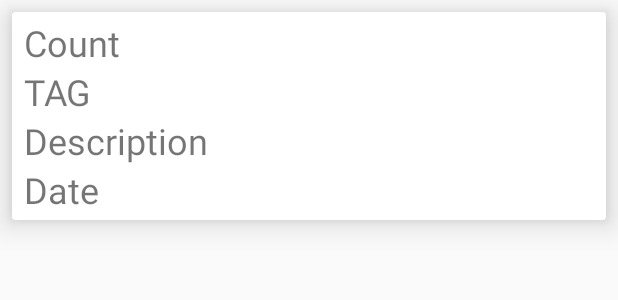
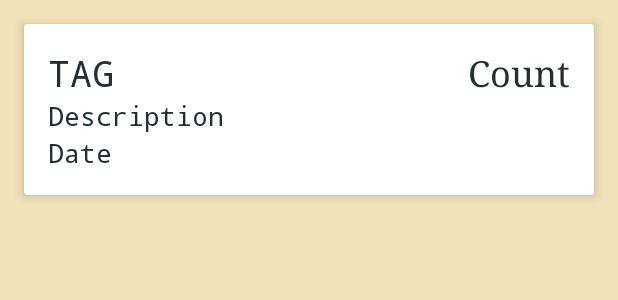
Before and after one commit to RockPilgrim/Money, an Android app: the layout activity_detail.xml on its own in the app's theme, with its tools: preview values and no code run, on a phone screen of 412 x 824 dp. Shown: the top 300 px of the screen. Run offline under Robolectric (Android 15) with nearby library versions, the phone set to English and light mode, and no system bars.

Commit message:
Colors changed, buttons and some positions

```diff
--- /dev/null
+++ b/MoneyForTravel/app/src/main/res/drawable/button_style.xml
@@ -0,0 +1,10 @@
+<?xml version="1.0" encoding="utf-8"?>
+<shape xmlns:android="http://schemas.android.com/apk/res/android">
+
+    <corners android:radius="4dp" />
+
+    <stroke
+        android:width="1dp"
+        android:color="@color/colorWhite"/>
+
+</shape>
--- a/MoneyForTravel/app/src/main/res/layout/activity_detail.xml
+++ b/MoneyForTravel/app/src/main/res/layout/activity_detail.xml
@@ -1,13 +1,13 @@
 <?xml version="1.0" encoding="utf-8"?>
 <LinearLayout xmlns:android="http://schemas.android.com/apk/res/android"
+    android:background="@color/colorPaper"
     android:orientation="vertical" android:layout_width="match_parent"
     android:layout_height="match_parent">
 
     <androidx.cardview.widget.CardView
         android:id="@+id/detail_cardView"
-        android:layout_margin="8dp"
-        android:padding="8dp"
-        android:translationZ="10dp"
+        android:translationZ="2dp"
+        android:layout_margin="16dp"
         android:layout_width="match_parent"
         android:layout_height="wrap_content">
 
@@ -15,35 +15,50 @@
             android:id="@+id/info_container"
             android:visibility="visible"
             android:orientation="vertical"
-            android:layout_marginTop="4dp"
-            android:layout_marginBottom="4dp"
-            android:layout_marginStart="8dp"
-            android:layout_marginEnd="8dp"
+            android:layout_marginTop="16dp"
+            android:layout_marginBottom="16dp"
+            android:layout_marginStart="16dp"
+            android:layout_marginEnd="16dp"
             android:layout_width="match_parent"
             android:layout_height="match_parent">
 
+            <LinearLayout
+                android:orientation="horizontal"
+                android:layout_width="match_parent"
+                android:layout_height="wrap_content">
+
                 <TextView
+                    android:typeface="monospace"
+                    android:textColor="@color/colorTitleText"
+                    android:id="@+id/tag_textView"
+                    android:text="@string/tag"
+                    android:textSize="24sp"
+                    android:layout_width="wrap_content"
+                    android:layout_height="wrap_content"/>
+                <TextView
+                    android:gravity="end"
+                    android:typeface="serif"
+                    android:textColor="@color/colorTitleText"
                     android:id="@+id/count_textView"
                     android:text="@string/count"
                     android:textSize="24sp"
                     android:layout_width="match_parent"
                     android:layout_height="wrap_content"/>
+            </LinearLayout>
             <TextView
-                android:id="@+id/tag_textView"
-                android:text="@string/tag"
-                android:textSize="24sp"
+                android:typeface="monospace"
+                android:textColor="@color/colorTitleText"
+                android:id="@+id/description_textView"
+                android:text="@string/description"
+                android:textSize="18sp"
                 android:layout_width="match_parent"
                 android:layout_height="wrap_content"/>
             <TextView
-                android:id="@+id/description_textView"
-                android:text="@string/description"
-                android:textSize="24sp"
-                android:layout_width="match_parent"
-                android:layout_height="wrap_content"/>
-            <TextView
+                android:typeface="monospace"
+                android:textColor="@color/colorTitleText"
                 android:id="@+id/date_textView"
                 android:text="@string/date"
-                android:textSize="24sp"
+                android:textSize="18sp"
                 android:layout_width="match_parent"
                 android:layout_height="wrap_content"/>
 
@@ -53,6 +68,10 @@
             android:id="@+id/edit_container"
             android:visibility="gone"
             android:orientation="vertical"
+            android:layout_marginTop="16dp"
+            android:layout_marginBottom="16dp"
+            android:layout_marginStart="16dp"
+            android:layout_marginEnd="16dp"
             android:layout_width="match_parent"
             android:layout_height="wrap_content">
 
@@ -123,11 +142,11 @@
                 android:layout_height="wrap_content"
                 android:layout_gravity="end"
                 android:layout_marginStart="8dp"
-                android:layout_marginEnd="4dp"
-                android:backgroundTint="@color/colorAccent"
+                android:layout_marginEnd="2dp"
+                android:background="@drawable/button_style"
                 android:text="@string/edit"
                 android:textAllCaps="false"
-                android:textColor="@color/colorWhite" />
+                android:textColor="@color/colorTitleText" />
 
         </LinearLayout>
 
--- a/MoneyForTravel/app/src/main/res/layout/add_layout.xml
+++ b/MoneyForTravel/app/src/main/res/layout/add_layout.xml
@@ -70,10 +70,10 @@
         android:visibility="gone"
         android:layout_width="match_parent"
         android:layout_height="wrap_content"
-        android:layout_marginStart="8dp"
+        android:layout_marginStart="16dp"
         android:textColorHint="@color/colorWhite"
         android:hint="@string/card"
-        android:layout_marginEnd="8dp">
+        android:layout_marginEnd="16dp">
 
         <com.google.android.material.textfield.TextInputEditText
             android:id="@+id/card_editText"
@@ -90,8 +90,8 @@
         android:layout_height="wrap_content"
         android:textColorHint="@color/colorWhite"
         android:hint="@string/date"
-        android:layout_marginStart="8dp"
-        android:layout_marginEnd="8dp">
+        android:layout_marginStart="16dp"
+        android:layout_marginEnd="16dp">
 
         <com.google.android.material.textfield.TextInputEditText
             android:id="@+id/date_editText"
@@ -104,15 +104,16 @@
     </com.google.android.material.textfield.TextInputLayout>
 
     <Button
-        android:translationZ="3dp"
+        android:background="@drawable/button_style"
         android:id="@+id/add_button"
         android:layout_width="wrap_content"
         android:layout_height="wrap_content"
         android:layout_gravity="end"
-        android:layout_marginStart="8dp"
-        android:layout_marginEnd="8dp"
+        android:layout_marginTop="4dp"
+        android:layout_marginBottom="8dp"
+        android:layout_marginStart="16dp"
+        android:layout_marginEnd="18dp"
         android:focusable="true"
-        android:backgroundTint="@color/colorAccent"
         android:text="@string/add"
         android:textAllCaps="false"
         android:textColor="@color/colorWhite" />
--- a/MoneyForTravel/app/src/main/res/layout/item_count_layout.xml
+++ b/MoneyForTravel/app/src/main/res/layout/item_count_layout.xml
@@ -61,7 +61,6 @@
 
         <TextView
             android:typeface="serif"
-
             android:id="@+id/count_textView"
             android:textColor="@color/colorPositive"
             android:layout_marginEnd="16dp"
```
Also changed, not shown: 1 other file. Lines whose indentation alone changed are shown as unchanged.
